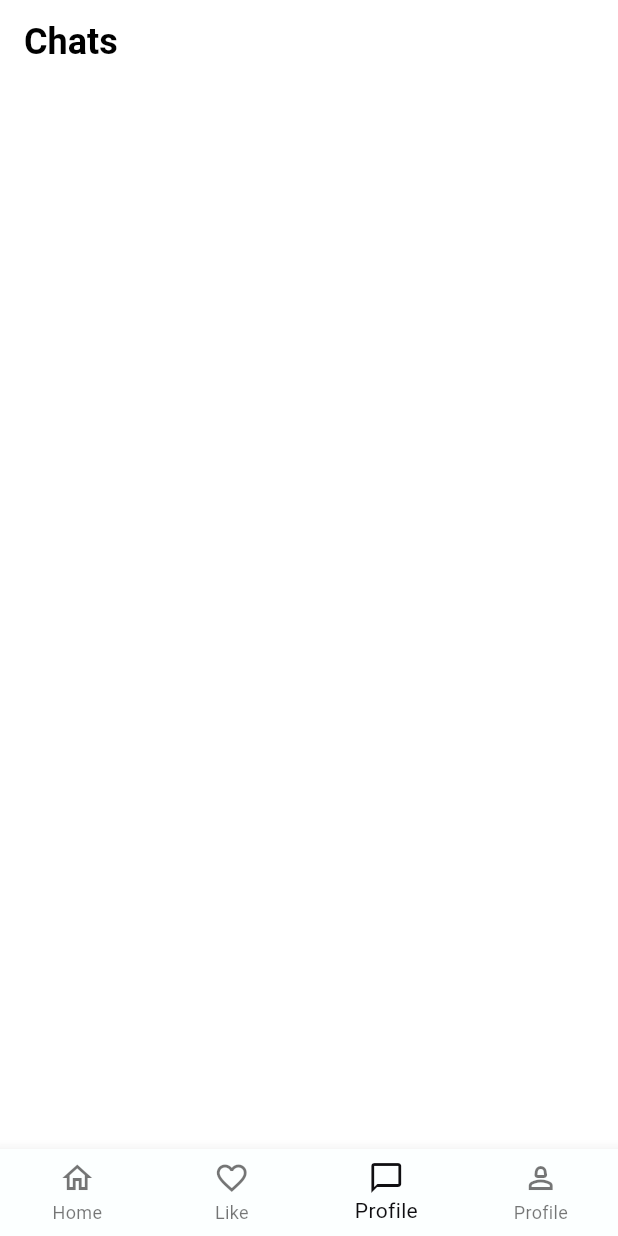
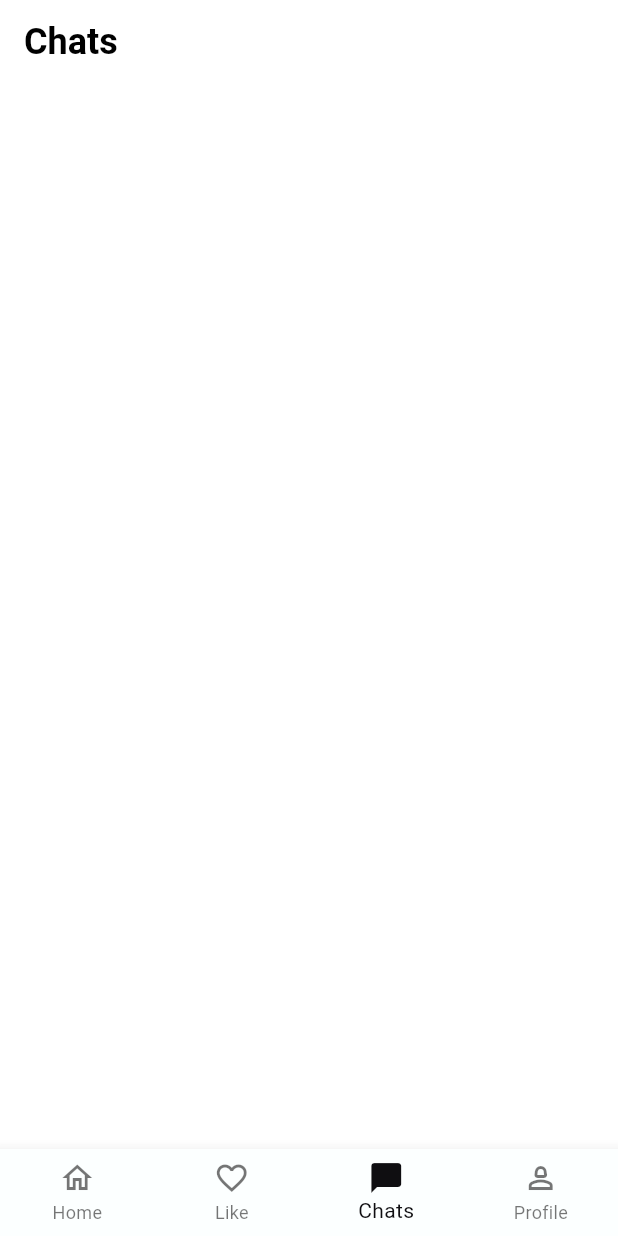
Before and after one commit to Rabin935/pairup, a Flutter app: the screen it shows after launch, item 3 of the bottom bar chosen, on a phone screen of 412 x 824 dp. Run offline on Flutter 3.47's test engine with Material 3 defaults, Android fonts, the light colour scheme and no system bars; our stand-ins replace flutter_riverpod.

```diff
--- a/lib/screens/navigation_botton_screen.dart
+++ b/lib/screens/navigation_botton_screen.dart
@@ -14,7 +14,7 @@ class NavigationBottonScreen extends StatefulWidget {
 class _NavigationBottonScreenState extends State<NavigationBottonScreen> {
   int _selectedIndex = 0;
 
-  List<Widget> BtmScreen = [
+  static const List<Widget> _btmScreen = [
     const HomeScreen(),
     const LikeScreen(),
     const ChatScreen(),
@@ -24,36 +24,42 @@ class _NavigationBottonScreenState extends State<NavigationBottonScreen> {
   @override
   Widget build(BuildContext context) {
     return Scaffold(
-      body: BtmScreen[_selectedIndex],
+      body: IndexedStack(index: _selectedIndex, children: _btmScreen),
+
       bottomNavigationBar: BottomNavigationBar(
         type: BottomNavigationBarType.fixed,
+
         items: const [
           BottomNavigationBarItem(
             icon: Icon(Icons.home_outlined),
+            activeIcon: Icon(Icons.home),
             label: 'Home',
           ),
 
           BottomNavigationBarItem(
             icon: Icon(Icons.favorite_border),
+            activeIcon: Icon(Icons.favorite),
             label: 'Like',
           ),
 
           BottomNavigationBarItem(
             icon: Icon(Icons.chat_bubble_outline),
-            label: 'Profile',
+            activeIcon: Icon(Icons.chat_bubble),
+            label: 'Chats',
           ),
 
           BottomNavigationBarItem(
             icon: Icon(Icons.person_2_outlined),
+            activeIcon: Icon(Icons.person),
             label: 'Profile',
           ),
         ],
         backgroundColor: const Color.fromARGB(255, 252, 255, 255),
         selectedItemColor: const Color.fromARGB(255, 15, 14, 17),
         currentIndex: _selectedIndex,
-        onTap: (Index) {
+        onTap: (index) {
           setState(() {
-            _selectedIndex = Index;
+            _selectedIndex = index;
           });
         },
       ),
```
